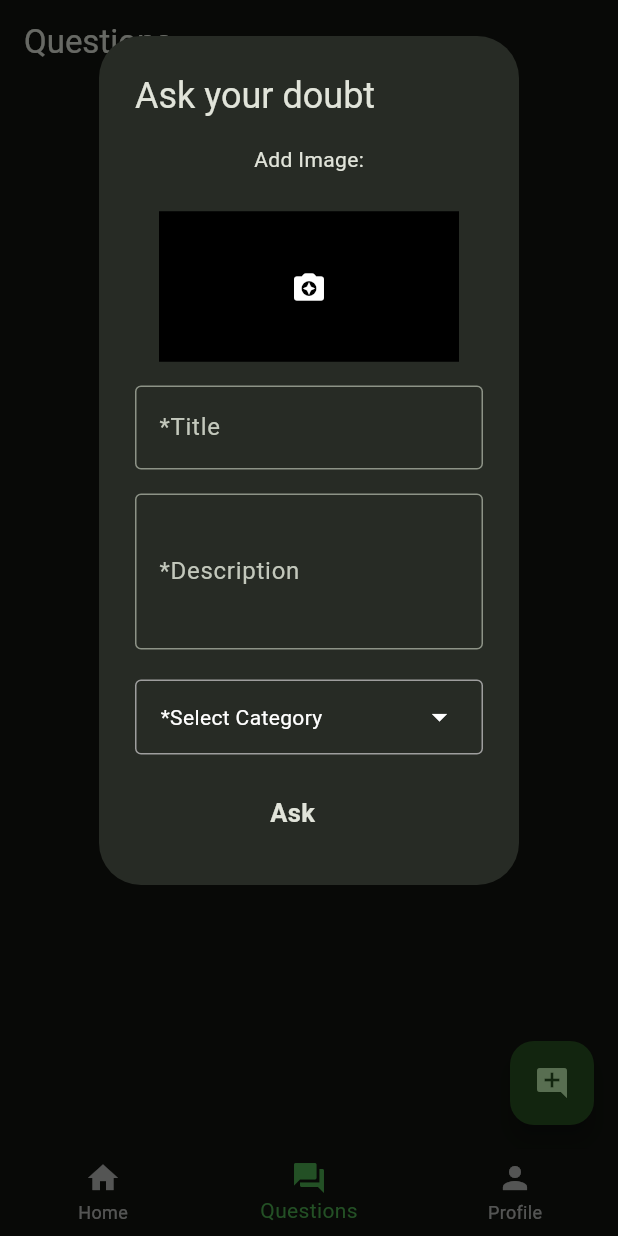
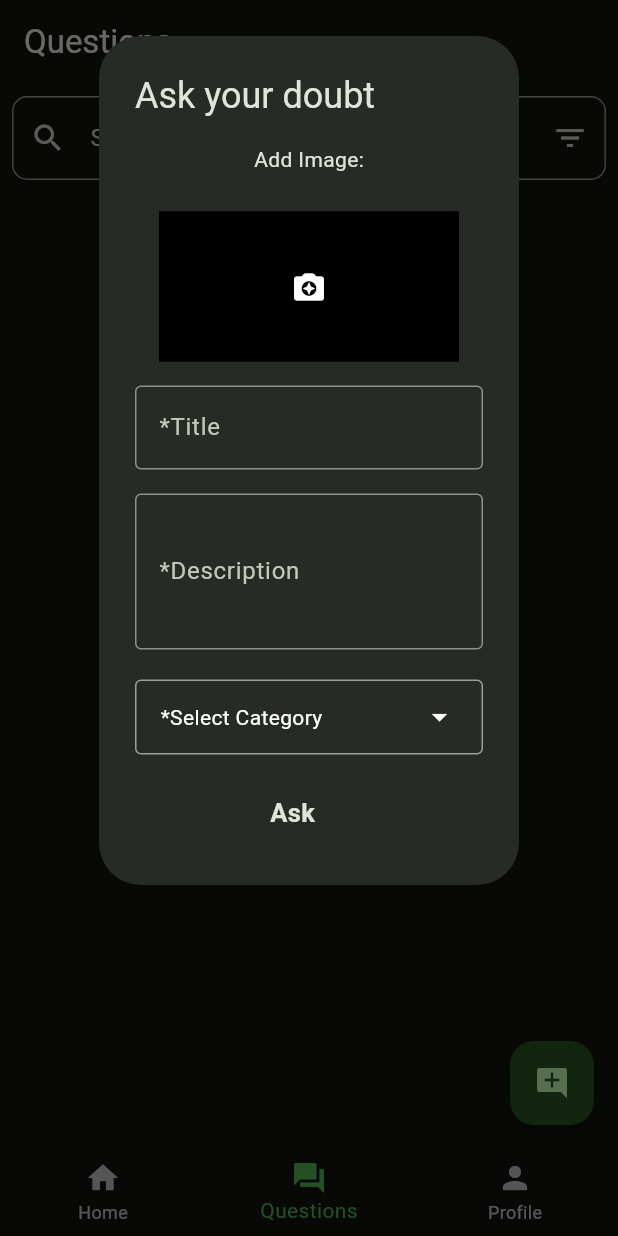
Before and after one commit to Somnathumapathi/Status200, a Flutter app: the screen it shows once a user with an empty profile is signed in, item 2 of the bottom bar chosen, after a tap on the "add comment" icon, on a phone screen of 412 x 824 dp. Run offline on Flutter 3.47's test engine with Material 3 defaults, Android fonts, the light colour scheme and no system bars; our stand-ins replace cloud_firestore, firebase_auth, firebase_core, firebase_storage, get, image_picker; missing offline and left inert: neopop; accounts and stored records are empty.

Commit message:
Questions screen with widgets and search bar

```diff
--- a/lib/constants.dart
+++ b/lib/constants.dart
@@ -3,9 +3,11 @@ import 'package:firebase_auth/firebase_auth.dart';
 import 'package:firebase_storage/firebase_storage.dart';
 import 'package:status200/controllers/addqcontroller.dart';
 import 'package:status200/controllers/authcontroller.dart';
+import 'package:status200/controllers/questioncontroller.dart';
 
 var firebaseAuth = FirebaseAuth.instance;
 var firebaseStorage = FirebaseStorage.instance;
 var fireStore = FirebaseFirestore.instance;
 var authController = AuthController.instance;
+// var questionController = QuestionController.instance;
 // var addqcontroller = AddQuestionController.instance;
--- a/lib/controllers/questioncontroller.dart
+++ b/lib/controllers/questioncontroller.dart
@@ -4,6 +4,7 @@ import 'package:status200/constants.dart';
 import 'package:status200/models/question_model.dart';
 
 class QuestionController extends GetxController {
+  static QuestionController instance = Get.find();
   RxList<Question> questions = <Question>[].obs;
 
   @override
@@ -18,6 +19,12 @@ class QuestionController extends GetxController {
           await fireStore.collection('questions').get();
       questions.assignAll(
           quessnap.docs.map((doc) => Question.fromMap(doc.data())).toList());
+      // print(questions.length);
+
+      fireStore.collection('questions').snapshots().listen((event) {
+        questions.assignAll(
+            event.docs.map((doc) => Question.fromMap(doc.data())).toList());
+      });
     } catch (e) {
       Get.snackbar("Error", e.toString());
     }
--- a/lib/views/screens/profile_screen.dart
+++ b/lib/views/screens/profile_screen.dart
@@ -30,7 +30,7 @@ class ProfileScreen extends StatelessWidget {
               left: 20.0, top: 5.0, right: 20.0, bottom: 10.0),
           child: Column(
             children: [
-               Row(children: [
+              Row(children: [
                 const Padding(
                   padding: EdgeInsets.only(left: 10.0, right: 40.0),
                   child: CircleAvatar(
@@ -45,7 +45,8 @@ class ProfileScreen extends StatelessWidget {
                 Column(crossAxisAlignment: CrossAxisAlignment.start, children: [
                   const SizedBox(height: 20.0),
                   const Padding(
-                    padding: EdgeInsets.only(left:13.0, right:5.0, top:5.0, bottom:5.0),
+                    padding: EdgeInsets.only(
+                        left: 13.0, right: 5.0, top: 5.0, bottom: 5.0),
                     child: Text(
                       'Username',
                       style: TextStyle(fontSize: 22),
@@ -53,7 +54,8 @@ class ProfileScreen extends StatelessWidget {
                   ),
                   //const SizedBox(height: 10.0),
                   const Padding(
-                    padding: EdgeInsets.only(left:13.0, right:5.0, top:5.0, bottom:5.0),
+                    padding: EdgeInsets.only(
+                        left: 13.0, right: 5.0, top: 5.0, bottom: 5.0),
                     child: Text(
                       'Email',
                       style: TextStyle(fontSize: 22),
@@ -61,10 +63,19 @@ class ProfileScreen extends StatelessWidget {
                   ),
                   // const SizedBox(height: 10.0),
                   TextButton.icon(
-                      onPressed: () => authController.logout(),
-                      label: const Text('Logout', style: TextStyle(color: Color.fromARGB(255, 34, 113, 40), fontSize: 20.0),),
-                      icon: const Icon(Icons.logout, color:Color.fromARGB(255, 34, 113, 40), size: 25.0,),
-                      ),
+                    onPressed: () => authController.logout(),
+                    label: const Text(
+                      'Logout',
+                      style: TextStyle(
+                          color: Color.fromARGB(255, 34, 113, 40),
+                          fontSize: 15.0),
+                    ),
+                    icon: const Icon(
+                      Icons.logout,
+                      color: Color.fromARGB(255, 34, 113, 40),
+                      size: 25.0,
+                    ),
+                  ),
                   const SizedBox(height: 10.0),
                 ])
               ]),
--- a/lib/views/screens/questions_screen.dart
+++ b/lib/views/screens/questions_screen.dart
@@ -1,14 +1,54 @@
 import 'package:flutter/foundation.dart';
 import 'package:flutter/material.dart';
 import 'package:get/get.dart';
+import 'package:status200/constants.dart';
+import 'package:status200/controllers/questioncontroller.dart';
 import 'package:status200/views/widgets/addquestiondialog.dart';
+import 'package:status200/views/widgets/questionItem.dart';
 
 class QuestionScreen extends StatelessWidget {
-  const QuestionScreen({super.key});
+  QuestionScreen({super.key});
+  final QuestionController questionController = Get.put(QuestionController());
 
   @override
   Widget build(BuildContext context) {
     return Scaffold(
+      body: Column(
+        children: [
+          Padding(
+            padding: const EdgeInsets.all(8.0),
+            child: TextField(
+              decoration: InputDecoration(
+                hintText: 'Search',
+                suffixIcon:
+                    IconButton(onPressed: () {}, icon: Icon(Icons.filter_list)),
+                prefixIcon: Icon(Icons.search),
+                //
+                border: OutlineInputBorder(
+                  borderRadius: BorderRadius.circular(10.0),
+                ),
+              ),
+            ),
+          ),
+          Expanded(
+            child: Obx(
+              () => (questionController.questions.length - 1) > 0
+                  ? ListView.builder(
+                      itemCount: questionController.questions.length - 1,
+                      itemBuilder: (context, i) {
+                        final _question = questionController.questions[i];
+                        return QuestionItem(
+                          qucat: _question.category,
+                          qutitle: _question.qtitle,
+                          qudesc: _question.qdescription,
+                        );
+                      },
+                    )
+                  : Center(child: Text('Nothing to display')),
+            ),
+          ),
+        ],
+      ),
       floatingActionButton: FloatingActionButton(
         onPressed: () => Get.dialog(AddQuestionDialog()),
         child: Icon(Icons.add_comment),
```
Also changed, not shown: lib/views/widgets/questionItem.dart (added, +59 -0 lines).
